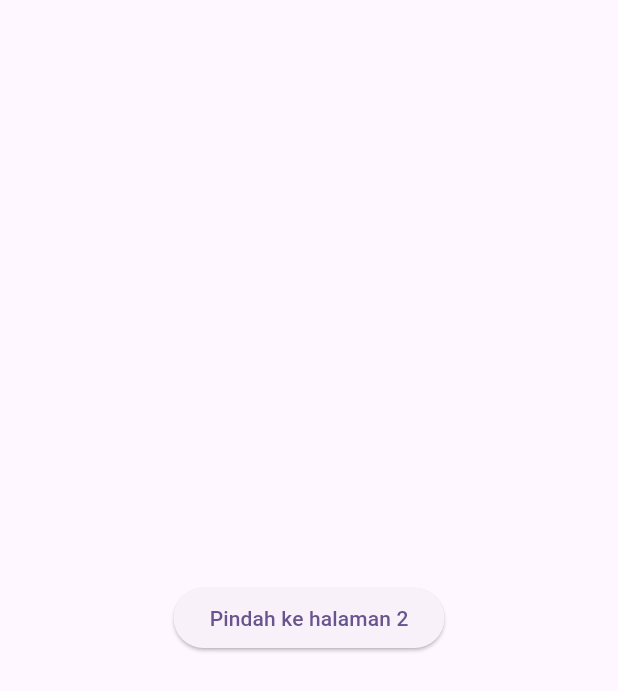
After one commit to AnggaShingga/latihan3_mobile_angga, a Flutter app: the Page1 screen opened directly, on a phone screen of 412 x 824 dp. The commit adds this screen. Shown: the top 691 px of the screen. Run offline on Flutter 3.47's test engine with Material 3 defaults, Android fonts, the phone set to English and light mode, and no system bars.

Commit message:
latihan3

```diff
--- /dev/null
+++ b/latihan3/lib/page1.dart
@@ -0,0 +1,18 @@
+import 'package:flutter/material.dart';
+
+class Page1 extends StatelessWidget {
+  const Page1 ({super.key});
+
+  @override
+  Widget build(BuildContext context) {
+    return Scaffold(
+      body: Center (
+    child : ElevatedButton(
+      onPressed: () {
+        Navigator.pushNamed(context, '/page2');
+            },
+            child: Text('Pindah ke halaman 2')),
+      ),
+    );
+  }
+}
```
Also changed, not shown: latihan3/lib/main.dart (+7 -0 lines), latihan3/lib/page2.dart (added, +14 -0 lines).
